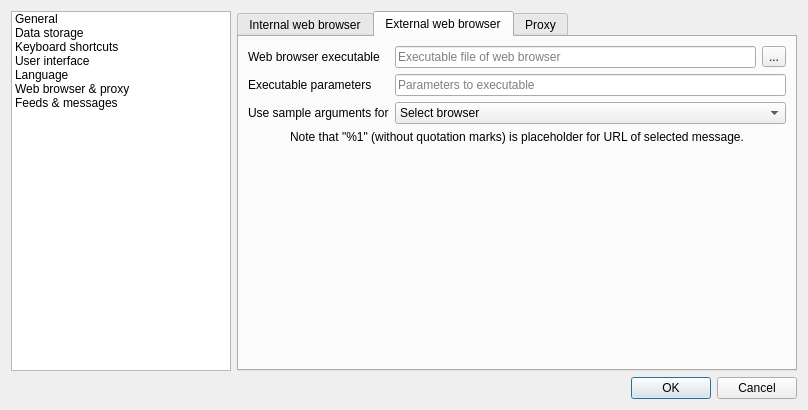
martinrotter/rssguard, file src/gui/formsettings.ui: the form before one commit.
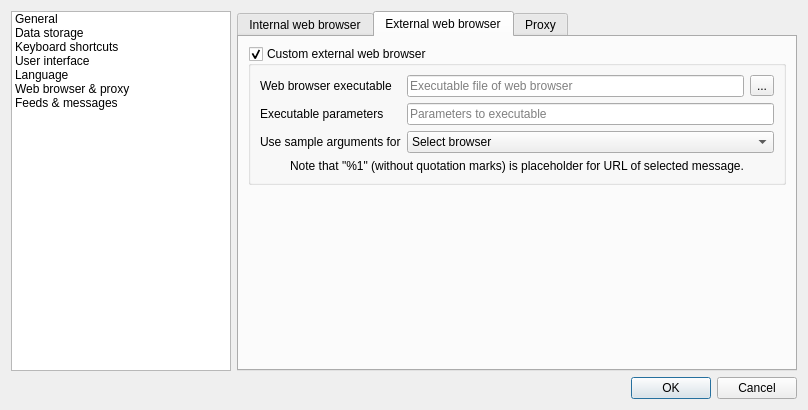
The form after the commit. The open tabs and pages were chosen to show the change. Custom widgets are drawn as their Qt base class.

Commit message: Updated localizations + fixed #10 + fixed #17 + extra external web browser settings

Diff of the .ui file:
```diff
--- a/src/gui/formsettings.ui
+++ b/src/gui/formsettings.ui
@@ -712,6 +712,21 @@
           <attribute name="title">
            <string>External web browser</string>
           </attribute>
+          <layout class="QFormLayout" name="formLayout_17">
+           <item row="0" column="0" colspan="2">
+            <widget class="QGroupBox" name="m_grpCustomExternalBrowser">
+             <property name="toolTip">
+              <string>&lt;html&gt;&lt;head/&gt;&lt;body&gt;&lt;p&gt;If unchecked, then default system-wide web browser is used.&lt;/p&gt;&lt;/body&gt;&lt;/html&gt;</string>
+             </property>
+             <property name="title">
+              <string>Custom external web browser</string>
+             </property>
+             <property name="flat">
+              <bool>false</bool>
+             </property>
+             <property name="checkable">
+              <bool>true</bool>
+             </property>
           <layout class="QFormLayout" name="formLayout_12">
            <item row="0" column="0">
             <widget class="QLabel" name="m_lblExternalBrowserExecutable">
@@ -779,6 +794,9 @@
              <property name="alignment">
               <set>Qt::AlignCenter</set>
              </property>
+               </widget>
+              </item>
+             </layout>
             </widget>
            </item>
           </layout>
```
Left out of the diff: 4 changed lines with no effect on the pictures. Lines whose indentation alone changed are shown as unchanged. The commit also changes 13 other files.
